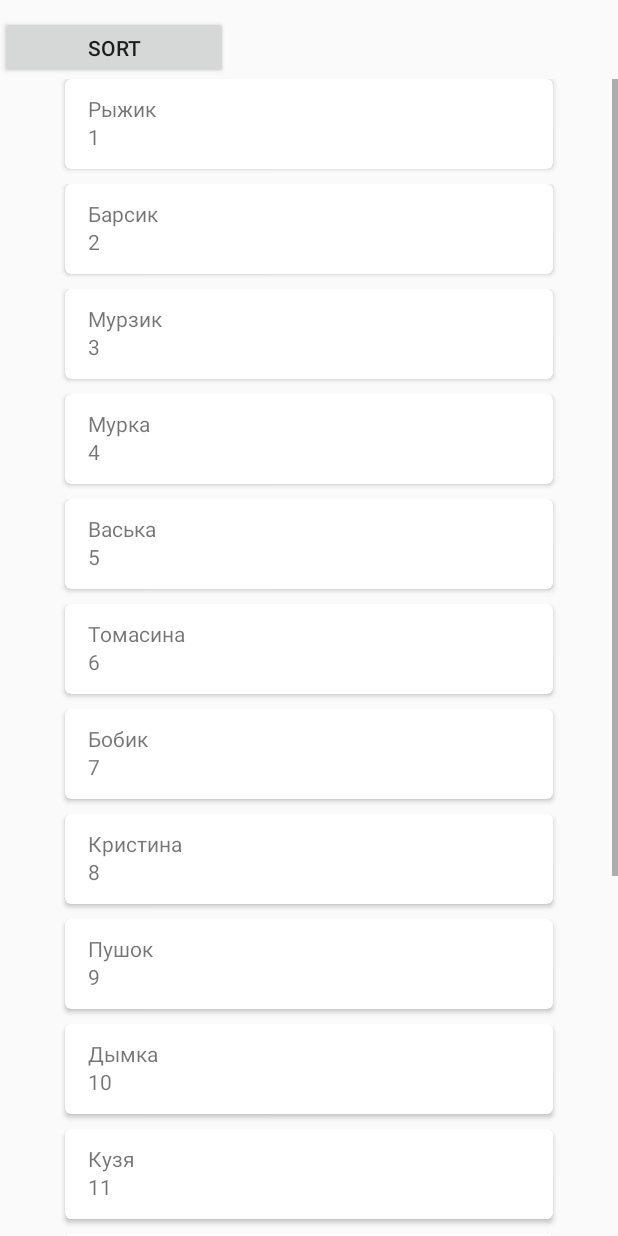
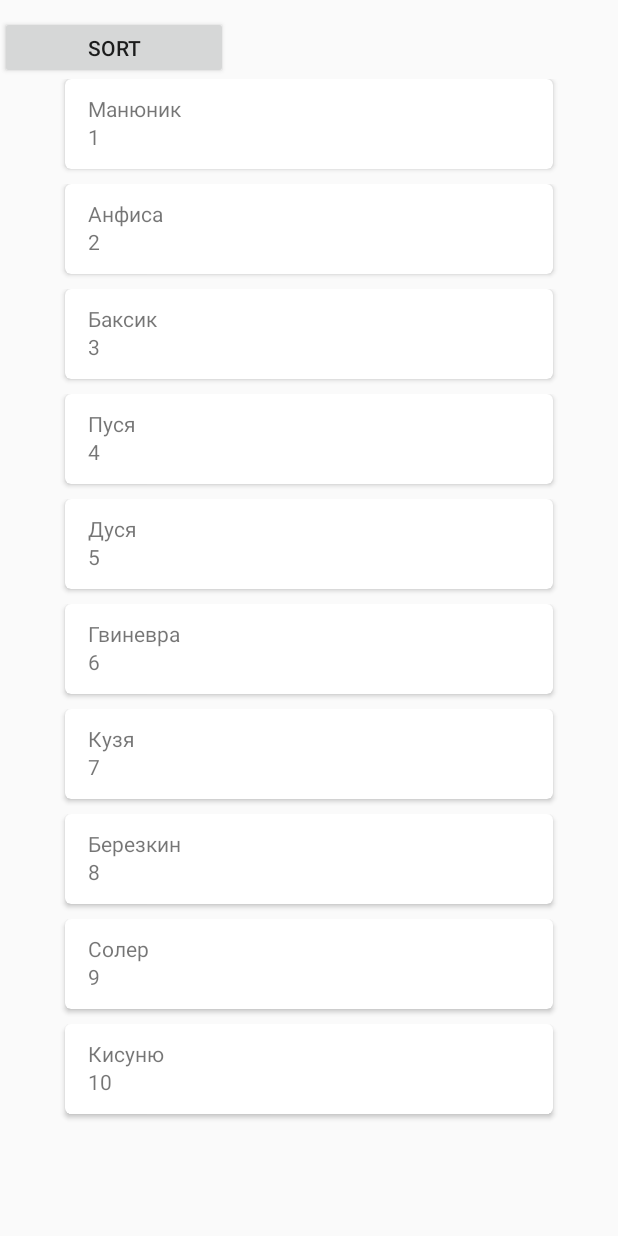
Before and after one commit to july914/DemoTestApp, an Android app: the MyListActivity screen opened directly, with no data from a screen before it, on a phone screen of 412 x 824 dp. Run offline under Robolectric (Android 15) with nearby library versions, the phone set to English and light mode, and no system bars.

```diff
--- a/app/src/main/java/com/example/yuliya/demotestapp/ui/activities/MyAdapter.java
+++ b/app/src/main/java/com/example/yuliya/demotestapp/ui/activities/MyAdapter.java
@@ -13,9 +13,9 @@ import com.example.yuliya.demotestapp.R;
 
 public class MyAdapter extends RecyclerView.Adapter<MyAdapter.ViewHolder> {
 
-    private String[] mDataset;
+    private Cat[] mDataset;
 
-    public MyAdapter(String[] myDataset) {
+    public MyAdapter(Cat[] myDataset) {
         mDataset = myDataset;
     }
 
@@ -51,7 +51,7 @@ public class MyAdapter extends RecyclerView.Adapter<MyAdapter.ViewHolder> {
 
     @Override
     public void onBindViewHolder(final ViewHolder holder, final int position) {
-        holder.catTextView.setText(mDataset[position]);
+        holder.catTextView.setText(mDataset[position].name);
         holder.catNumber.setText(String.valueOf(position + 1));
 
         holder.itemView.setOnClickListener(new View.OnClickListener() {
--- a/app/src/main/java/com/example/yuliya/demotestapp/ui/activities/MyListActivity.java
+++ b/app/src/main/java/com/example/yuliya/demotestapp/ui/activities/MyListActivity.java
@@ -19,12 +19,31 @@ import android.widget.Toast;
 
 import com.example.yuliya.demotestapp.R;
 
+import java.lang.reflect.Array;
+import java.util.Arrays;
+
+class Cat{
+    public String name;
+
+    public Cat(String name) {
+        this.name = name;
+    }
+
+}
+
 public class MyListActivity extends AppCompatActivity {
 
-    final String[] catNamesArray = new String[]{
-            "Рыжик", "Барсик", "Мурзик", "Мурка", "Васька", "Томасина", "Бобик", "Кристина", "Пушок",
-            "Дымка", "Кузя", "Китти", "Масяня", "Симба", "Соллер", "Кисуню"
+
+    final Cat[] catsArray = new Cat[]{
+    new Cat("Манюник"),new Cat("Анфиса"),new Cat("Баксик"),new Cat("Пуся"),new Cat("Дуся"),
+            new Cat("Гвиневра"),new Cat("Кузя"),new Cat("Березкин"), new Cat("Солер"),new Cat("Кисуню"),
     };
+
+//    final String[] catNamesArray = new String[]{
+//            "Манюник", "Анфиса", "Баксик", "Симона", "Бешамель", "Томасина", "Бобик", "Кристина", "Пуся",
+//            "Дуся", "Гвиневра", "Кузя", "Березкин", "Симба", "Солер", "Кисуню"
+//    };
+
 
 //    private ArrayAdapter<String> mAdapter;
 
@@ -53,7 +72,8 @@ public class MyListActivity extends AppCompatActivity {
         mRecyclerView.setLayoutManager(mLayoutManager);
 
         // specify an adapter (see also next example)
-        mAdapter = new MyAdapter(catNamesArray);
+
+        mAdapter = new MyAdapter(catsArray);
         mRecyclerView.setAdapter(mAdapter);
     }
     View.OnClickListener viewClickListener = new View.OnClickListener(){
```
